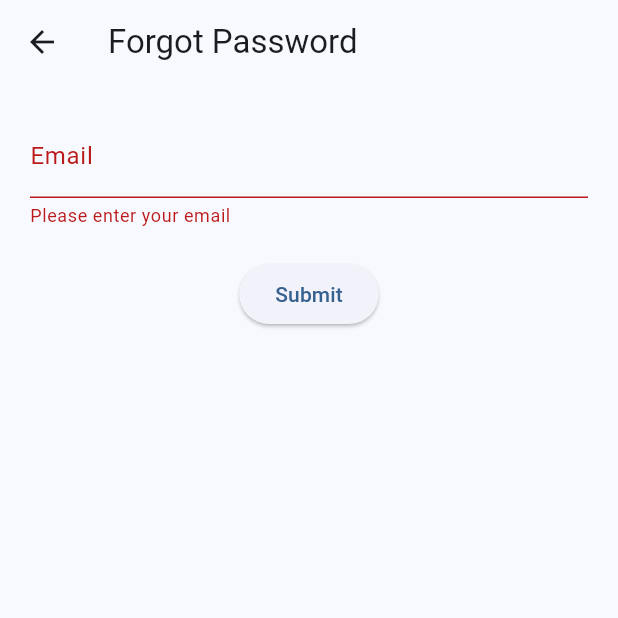
After one commit to VOTUTRINH/Lettutor, a Flutter app: the ForgotPasswordPage screen opened directly, after a tap on "Submit", on a phone screen of 412 x 824 dp, the top half of it. The commit adds this screen. Run offline on Flutter 3.47's test engine with Material 3 defaults, Android fonts, the phone set to English and light mode, and no system bars; our stand-ins replace cached_network_image, dropdown_search, flutter_svg, google_sign_in, image_picker, multi_dropdown and 2 more; missing offline and left inert: flutter_pdfview, jitsi_meet_flutter_sdk; accounts and stored records are empty.

Commit message:
forgot password

```diff
--- /dev/null
+++ b/lib/pages/login/widgets/forgot_password.dart
@@ -0,0 +1,95 @@
+import 'package:flutter/material.dart';
+import 'package:individual_project/services/auth.service.dart';
+
+class ForgotPasswordPage extends StatefulWidget {
+  const ForgotPasswordPage({Key? key}) : super(key: key);
+
+  @override
+  State<ForgotPasswordPage> createState() => _ForgotPasswordPageState();
+}
+
+// create a input for email and button to submit the
+class _ForgotPasswordPageState extends State<ForgotPasswordPage> {
+  final _formKey = GlobalKey<FormState>();
+  final _emailController = TextEditingController();
+  bool _isLoading = false;
+
+  @override
+  void dispose() {
+    _emailController.dispose();
+    super.dispose();
+  }
+
+  void _submit() async {
+    if (_formKey.currentState!.validate()) {
+      setState(() {
+        _isLoading = true;
+      });
+      // call api to send email
+      bool isResetPass =
+          await AuthService.forgotPassword(_emailController.text);
+
+      setState(() {
+        _isLoading = false;
+      });
+
+      if (!isResetPass) {
+        ScaffoldMessenger.of(context).showSnackBar(
+          const SnackBar(
+            content: Text('Email not found'),
+          ),
+        );
+        return;
+      }
+
+      ScaffoldMessenger.of(context).showSnackBar(
+        const SnackBar(
+          content: Text('Please check your email to reset password'),
+        ),
+      );
+    }
+  }
+
+  @override
+  Widget build(BuildContext context) {
+    return Scaffold(
+      appBar: AppBar(
+        title: const Text('Forgot Password'),
+      ),
+      body: Container(
+        padding: const EdgeInsets.all(20),
+        child: Form(
+          key: _formKey,
+          child: Column(
+            children: [
+              TextFormField(
+                controller: _emailController,
+                validator: (value) {
+                  if (value == null || value.isEmpty) {
+                    return 'Please enter your email';
+                  }
+                  if (!RegExp(
+                          r"^[a-zA-Z0-9.a-zA-Z0-9.!#$%&'*+-/=?^_`{|}~]+@[a-zA-Z0-9]+\.[a-zA-Z]+")
+                      .hasMatch(value)) {
+                    return 'Please enter a valid email';
+                  }
+                  return null;
+                },
+                decoration: const InputDecoration(
+                  labelText: 'Email',
+                ),
+              ),
+              const SizedBox(
+                height: 20,
+              ),
+              ElevatedButton(
+                onPressed: _isLoading ? null : _submit,
+                child: const Text('Submit'),
+              ),
+            ],
+          ),
+        ),
+      ),
+    );
+  }
+}
```
Also changed, not shown: lib/pages/login/login.dart (+10 -1 lines), lib/services/auth.service.dart (+14 -0 lines).
